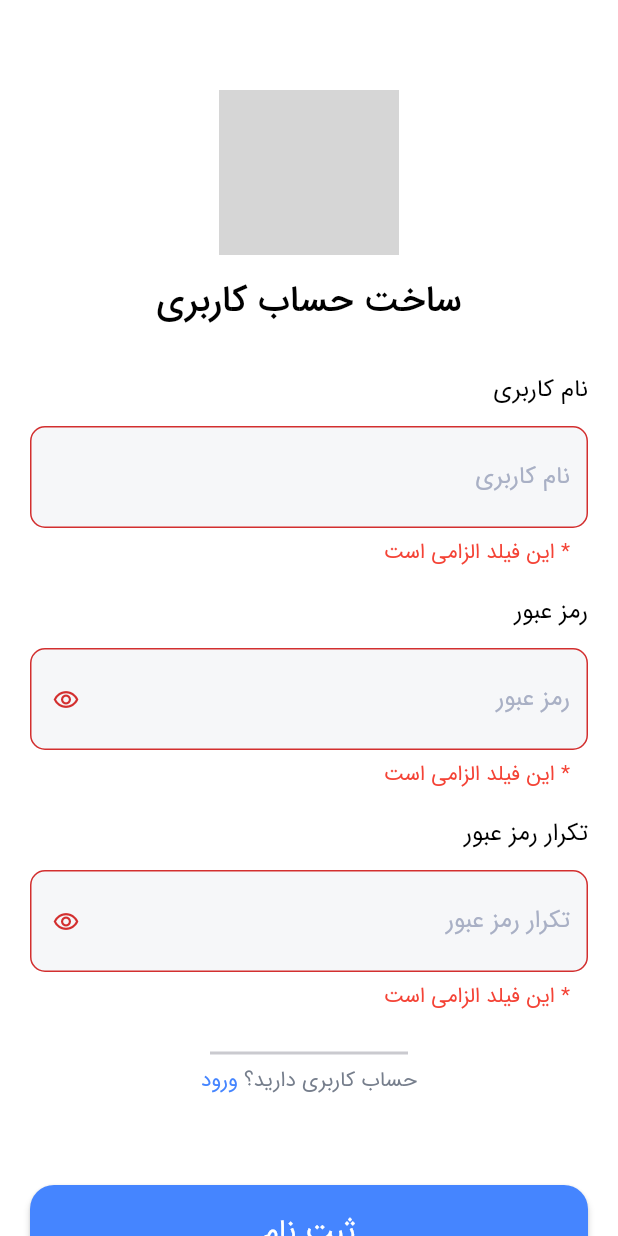
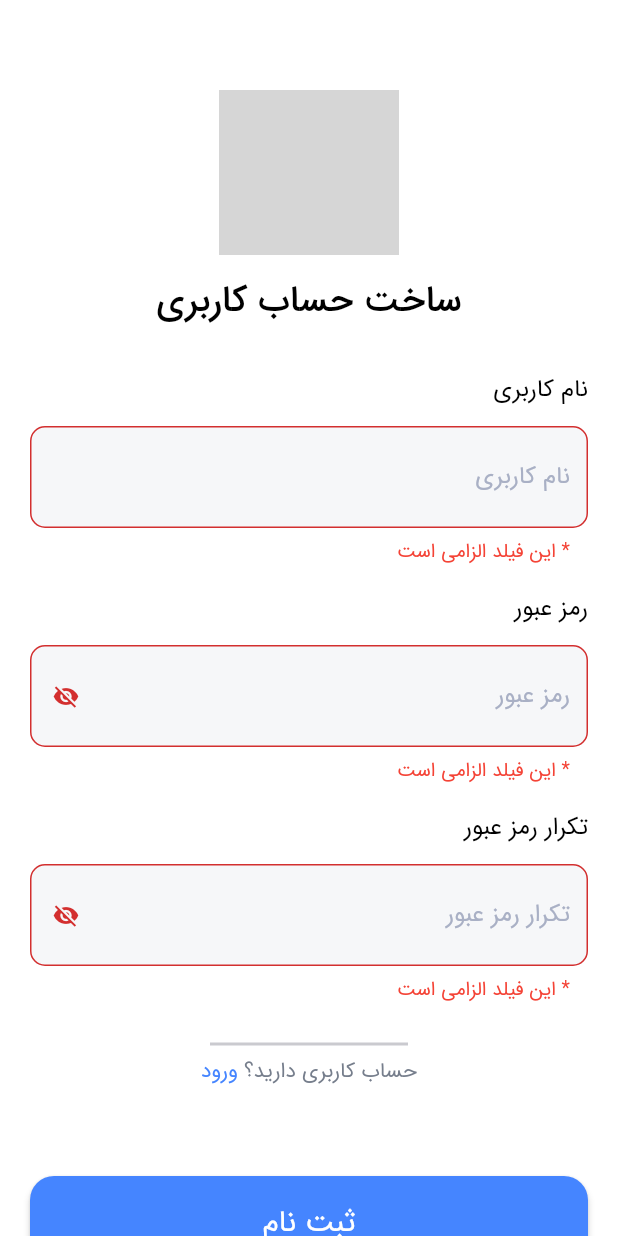
Before and after one commit to Hiwa-Shaloudegi/HomeSweet, a Flutter app: the SignUpScreen screen opened by its route, after a tap on "ثبت نام", on a phone screen of 412 x 824 dp. Run offline on Flutter 3.47's test engine with Material 2 defaults, Android fonts, the phone set to English and light mode, and no system bars; our stand-ins replace get; grey boxes are pictures that could not be loaded.

Commit message:
Add & complete auth controllers

```diff
--- /dev/null
+++ b/lib/controllers/signup_controller.dart
@@ -0,0 +1,64 @@
+import 'package:flutter/material.dart';
+import 'package:get/get.dart';
+
+import '../routes/routes.dart';
+
+class SignUpController extends GetxController {
+  final formKey = GlobalKey<FormState>();
+
+  final usernameTextController = TextEditingController();
+  final passwordTextController = TextEditingController();
+  final repeatPasswordTextController = TextEditingController();
+
+  String username = '';
+  String password = '';
+  String repeatPassword = '';
+  bool isPasswordVisible = false;
+  bool isRepeatPasswordVisible = false;
+
+  void togglePasswordVisibility() {
+    isPasswordVisible = !isPasswordVisible;
+    update();
+  }
+
+  void toggleRepeatPasswordVisibility() {
+    isRepeatPasswordVisible = !isRepeatPasswordVisible;
+    update();
+  }
+
+  void usernameOnSaved(String? newValue) {
+    username = usernameTextController.text;
+    print('USERNAME: $username');
+  }
+
+  void passwordOnSaved(String? newValue) {
+    password = passwordTextController.text;
+    print('PASSWORD: $password');
+  }
+
+  void submitForm() {
+    if (formKey.currentState!.validate()) {
+      if (passwordTextController.text != repeatPasswordTextController.text) {
+        Get.snackbar(
+          'خطا!',
+          'رمز عبور مطابقت ندارد.',
+          backgroundColor: Colors.red.withAlpha(220),
+          colorText: Colors.white,
+          icon: const Icon(Icons.error, color: Colors.white),
+          shouldIconPulse: false,
+        );
+      } else {
+        formKey.currentState!.save();
+
+        Get.offAndToNamed(AppRoutes.homeScreen);
+        Get.snackbar(
+          'تبریک!',
+          'شما با موفقیت وارد شدید.',
+          backgroundColor: Colors.green.withAlpha(220),
+          colorText: Colors.white,
+        );
+      }
+      print('SUBMIT FORM: $username, $password');
+    }
+  }
+}
--- a/lib/main.dart
+++ b/lib/main.dart
@@ -24,7 +24,7 @@ class MainApp extends StatelessWidget {
       debugShowCheckedModeBanner: false,
       locale: const Locale('fa'),
       theme: AppTheme.themeData(),
-      initialRoute: AppRoutes.homeScreen,
+      initialRoute: AppRoutes.loginScreen,
       getPages: AppPages.getPages,
     );
   }
--- a/lib/routes/pages.dart
+++ b/lib/routes/pages.dart
@@ -8,7 +8,7 @@ class AppPages {
   AppPages._();
   static final List<GetPage> getPages = [
     GetPage(name: AppRoutes.homeScreen, page: () => const HomeScreen()),
-    GetPage(name: AppRoutes.loginScreen, page: () => const LoginScreen()),
-    GetPage(name: AppRoutes.signUpScreen, page: () => const SignUpScreen()),
+    GetPage(name: AppRoutes.loginScreen, page: () => LoginScreen()),
+    GetPage(name: AppRoutes.signUpScreen, page: () => SignUpScreen()),
   ];
 }
--- a/lib/screens/auth/singup/signup_screen.dart
+++ b/lib/screens/auth/singup/signup_screen.dart
@@ -2,20 +2,15 @@ import 'package:flutter/gestures.dart';
 import 'package:flutter/material.dart';
 import 'package:get/get.dart';
 import 'package:home_sweet/constants/colors.dart';
+import 'package:home_sweet/controllers/signup_controller.dart';
+import 'package:home_sweet/routes/routes.dart';
 import 'package:home_sweet/screens/auth/widgets/save_button.dart';
+import 'package:home_sweet/utils/validators.dart';
 
-import '../login/login_screen.dart';
 import '../widgets/custom_text_field.dart';
 
-class SignUpScreen extends StatefulWidget {
-  const SignUpScreen({super.key});
-
-  @override
-  State<SignUpScreen> createState() => _SignUpScreenState();
-}
-
-class _SignUpScreenState extends State<SignUpScreen> {
-  final _formKey = GlobalKey<FormState>();
+class SignUpScreen extends StatelessWidget {
+  final signUpController = Get.put(SignUpController());
 
   @override
   Widget build(BuildContext context) {
@@ -25,7 +20,7 @@ class _SignUpScreenState extends State<SignUpScreen> {
           child: Padding(
             padding: const EdgeInsets.symmetric(horizontal: 20),
             child: Form(
-              key: _formKey,
+              key: signUpController.formKey,
               child: Container(
                 // color: Colors.amber,
                 child: Center(
@@ -47,21 +42,56 @@ class _SignUpScreenState extends State<SignUpScreen> {
                       ),
                       const SizedBox(height: 24),
                       CustomTextField(
+                        controller: signUpController.usernameTextController,
                         hintText: 'نام کاربری',
+                        validator: (value) =>
+                            Validators.usernameValidator(value),
+                        onSaved: (newValue) =>
+                            signUpController.usernameOnSaved(newValue),
                       ),
-                      CustomTextField.password(),
-                      CustomTextField.repeatPassword(),
+                      GetBuilder<SignUpController>(builder: (signUpController) {
+                        return CustomTextField.password(
+                          controller: signUpController.passwordTextController,
+                          obscureText: !signUpController.isPasswordVisible,
+                          suffixIcon: GestureDetector(
+                            onTap: () =>
+                                signUpController.togglePasswordVisibility(),
+                            child: signUpController.isPasswordVisible
+                                ? const Icon(Icons.visibility)
+                                : const Icon(Icons.visibility_off),
+                          ),
+                          validator: (value) =>
+                              Validators.passwordValidator(value),
+                          onSaved: (newValue) =>
+                              signUpController.passwordOnSaved(newValue),
+                        );
+                      }),
+                      GetBuilder<SignUpController>(builder: (signUpController) {
+                        return CustomTextField.repeatPassword(
+                          controller:
+                              signUpController.repeatPasswordTextController,
+                          obscureText:
+                              !signUpController.isRepeatPasswordVisible,
+                          suffixIcon: GestureDetector(
+                            onTap: () => signUpController
+                                .toggleRepeatPasswordVisibility(),
+                            child: signUpController.isRepeatPasswordVisible
+                                ? const Icon(Icons.visibility)
+                                : const Icon(Icons.visibility_off),
+                          ),
+                          validator: (value) =>
+                              Validators.passwordValidator(value),
+                          onSaved: (newValue) {},
+                        );
+                      }),
                       const SizedBox(height: 8),
                       _goToLoginScreenSection(context),
                       const SizedBox(height: 60),
                       SaveButton(
-                        text: 'ثبت نام',
-                        onPressed: () {
-                          if (_formKey.currentState!.validate()) {
-                            _formKey.currentState!.save();
-                          }
-                        },
-                      ),
+                          text: 'ثبت نام',
+                          onPressed: () {
+                            signUpController.submitForm();
+                          }),
                     ],
                   ),
                 ),
@@ -97,7 +127,7 @@ class _SignUpScreenState extends State<SignUpScreen> {
                 // !NEW
                 recognizer: TapGestureRecognizer()
                   ..onTap = () {
-                    Get.to(const LoginScreen());
+                    Get.offAndToNamed(AppRoutes.loginScreen);
                   },
                 text: ' ورود',
                 style: Theme.of(context).textTheme.bodySmall!.copyWith(
--- a/lib/screens/auth/widgets/custom_text_field.dart
+++ b/lib/screens/auth/widgets/custom_text_field.dart
@@ -1,42 +1,49 @@
 import 'package:flutter/material.dart';
-import 'package:home_sweet/my_custom_icon_icons.dart';
-import 'package:home_sweet/utils/validators.dart';
+import 'package:get/get.dart';
+import 'package:home_sweet/controllers/password_controller.dart';
 
 class CustomTextField extends StatelessWidget {
+  final TextEditingController? controller;
   final String hintText;
   final double padding;
   final Widget suffixIcon;
   final bool obscureText;
   final TextInputType keyboardType;
-  // final String? validator;
-  // final String? Function(String?) validator;
+  final String? Function(String?)? validator;
+  final void Function(String?)? onSaved;
 
-  const CustomTextField({
+  CustomTextField({
     super.key,
+    required this.controller,
     required this.hintText,
-    // required this.validator,
+    required this.validator,
+    required this.onSaved,
     this.padding = 10,
     this.suffixIcon = const SizedBox.shrink(),
     this.obscureText = false,
     this.keyboardType = TextInputType.text,
   });
 
-  const CustomTextField.password({
+  CustomTextField.password({
     super.key,
-    // required this.validator,
+    required this.controller,
+    required this.validator,
+    required this.onSaved,
     this.hintText = 'رمز عبور',
     this.padding = 10,
-    this.suffixIcon = const Icon(Icons.remove_red_eye_outlined),
+    this.suffixIcon = const Icon(Icons.visibility_off),
     this.obscureText = true,
     this.keyboardType = TextInputType.number,
   });
 
-  const CustomTextField.repeatPassword({
+  CustomTextField.repeatPassword({
     super.key,
-    // required this.validator,
+    required this.controller,
+    required this.validator,
+    required this.onSaved,
     this.hintText = 'تکرار رمز عبور',
     this.padding = 10,
-    this.suffixIcon = const Icon(Icons.remove_red_eye_outlined),
+    this.suffixIcon = const Icon(Icons.visibility_off),
     this.obscureText = true,
     this.keyboardType = TextInputType.number,
   });
@@ -54,6 +61,7 @@ class CustomTextField extends StatelessWidget {
           ),
           const SizedBox(height: 14),
           TextFormField(
+            controller: controller,
             autovalidateMode: AutovalidateMode.onUserInteraction,
             textInputAction: TextInputAction.next,
             keyboardType: keyboardType,
@@ -61,13 +69,13 @@ class CustomTextField extends StatelessWidget {
             decoration: InputDecoration(
               errorStyle: const TextStyle(
                 color: Colors.red,
-                fontSize: 14,
+                fontSize: 13,
               ),
               suffixIcon: suffixIcon,
               hintText: hintText,
             ),
-            onSaved: (newValue) {},
-            validator: (value) => Validators.usernameValidator(value),
+            validator: validator,
+            onSaved: onSaved,
           ),
         ],
       ),
--- a/lib/screens/home/home_screen.dart
+++ b/lib/screens/home/home_screen.dart
@@ -16,6 +16,7 @@ class HomeScreen extends StatelessWidget {
       appBar: const CustomAppBar(),
       drawer: SettingDrawer(),
       body: SafeArea(
+        child: SingleChildScrollView(
           child: Padding(
             padding: const EdgeInsets.symmetric(horizontal: 20),
             child: Column(
@@ -26,8 +27,10 @@ class HomeScreen extends StatelessWidget {
                   // color: Colors.amber,
                   height: 400,
                   child: GridView.builder(
+                    physics: const NeverScrollableScrollPhysics(),
                     itemCount: 4,
-                  gridDelegate: const SliverGridDelegateWithFixedCrossAxisCount(
+                    gridDelegate:
+                        const SliverGridDelegateWithFixedCrossAxisCount(
                       crossAxisCount: 2,
                       mainAxisExtent: 180,
                       crossAxisSpacing: 16,
@@ -39,6 +42,7 @@ class HomeScreen extends StatelessWidget {
                   ),
                 ),
               ],
+            ),
           ),
         ),
       ),
--- a/lib/utils/validators.dart
+++ b/lib/utils/validators.dart
@@ -1,17 +1,33 @@
+import 'package:home_sweet/utils/extensions.dart';
+
 class Validators {
-  static String? passwordValidator(String? value) {
-    if (value == null || value.isEmpty) {
-      return '* این فیلد الزامی است';
-    } else if (value.contains(' ')) {
-      return 'اسپیس';
-    }
-  }
+  Validators._();
 
   static String? usernameValidator(String? value) {
     if (value == null || value.isEmpty) {
       return '* این فیلد الزامی است';
     } else if (value.length > 20) {
-      return 'بیشتر از 20 کاراکتر';
+      return 'حداکثر طول نام کاربری 20 است.'.toFarsiNumber;
     }
+    return null;
+  }
+
+  static String? passwordValidator(String? value) {
+    if (value == null || value.isEmpty) {
+      return '* این فیلد الزامی است';
+    } else if (!RegExp(r'^\d{6,12}$').hasMatch(value)) {
+      return 'حداقل طول رمز عبور باید 6 و حداکثر 12 رقم باشد.'.toFarsiNumber;
+    }
+    return null;
+  }
+
+  // TODO: match with password field.
+  static String? repeatPasswordValidator(String? value) {
+    if (value == null || value.isEmpty) {
+      return '* این فیلد الزامی است';
+    } else if (value.length > 20) {
+      return 'حداکثر طول نام کاربری 20 است.'.toFarsiNumber;
+    }
+    return null;
   }
 }
```
Also changed, not shown: lib/controllers/login_controller.dart (added, +34 -0 lines), lib/screens/auth/login/login_screen.dart (+31 -19 lines), lib/utils/extensions.dart (added, +25 -0 lines). Lines whose indentation alone changed are shown as unchanged.
